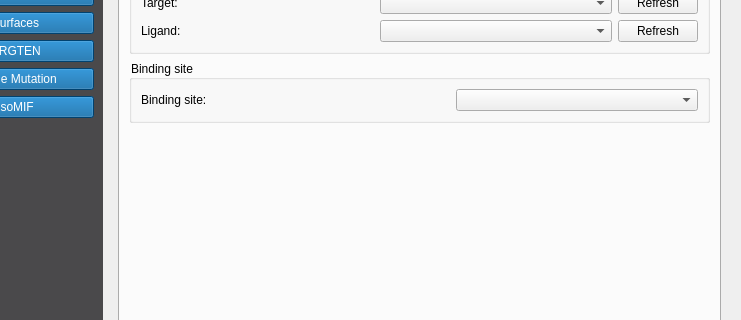
ThomasDesc/NRG_plugin, file nrgdock_widget.ui: the form before one commit; both pictures show x 83 to 824 and y 92 to 412 of the 824 by 705 pixel window.
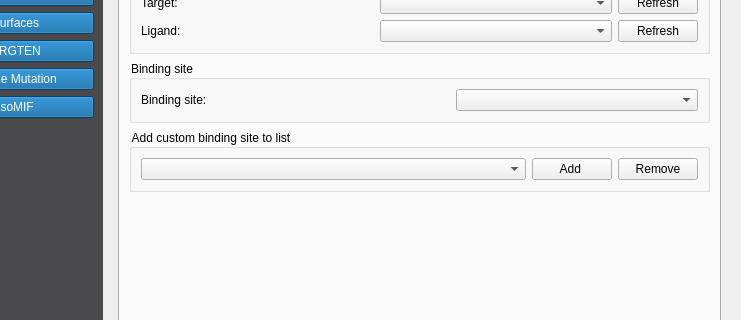
The form after the commit. The open tabs and pages were chosen to show the change.

```diff
--- a/nrgdock_widget.ui
+++ b/nrgdock_widget.ui
@@ -1512,6 +1512,39 @@
                 </layout>
                </widget>
               </item>
+              <item>
+               <widget class="QGroupBox" name="groupBox_2">
+                <property name="title">
+                 <string>Add custom binding site to list</string>
+                </property>
+                <layout class="QHBoxLayout" name="horizontalLayout_19">
+                 <item>
+                  <widget class="QComboBox" name="comboBox">
+                   <property name="sizePolicy">
+                    <sizepolicy hsizetype="Expanding" vsizetype="Fixed">
+                     <horstretch>0</horstretch>
+                     <verstretch>0</verstretch>
+                    </sizepolicy>
+                   </property>
+                  </widget>
+                 </item>
+                 <item>
+                  <widget class="QPushButton" name="pushButton">
+                   <property name="text">
+                    <string>Add </string>
+                   </property>
+                  </widget>
+                 </item>
+                 <item>
+                  <widget class="QPushButton" name="pushButton_2">
+                   <property name="text">
+                    <string>Remove</string>
+                   </property>
+                  </widget>
+                 </item>
+                </layout>
+               </widget>
+              </item>
               <item>
                <spacer name="verticalSpacer_7">
                 <property name="orientation">
```
Left out of the diff: 2 changed lines with no effect on the pictures.
